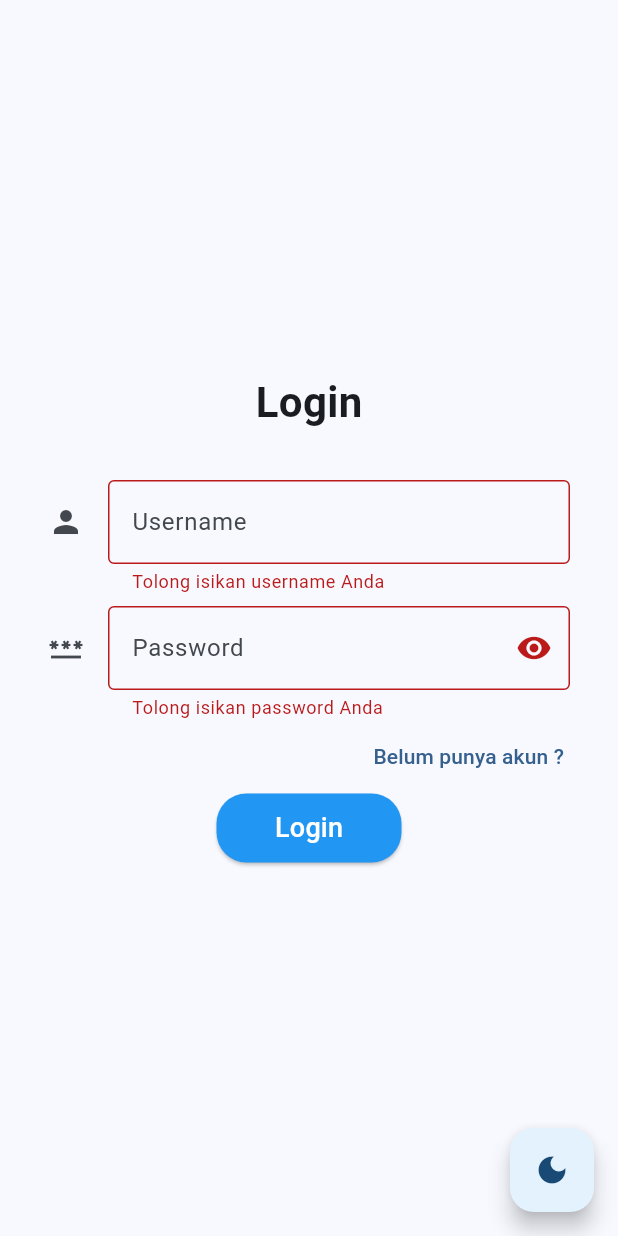
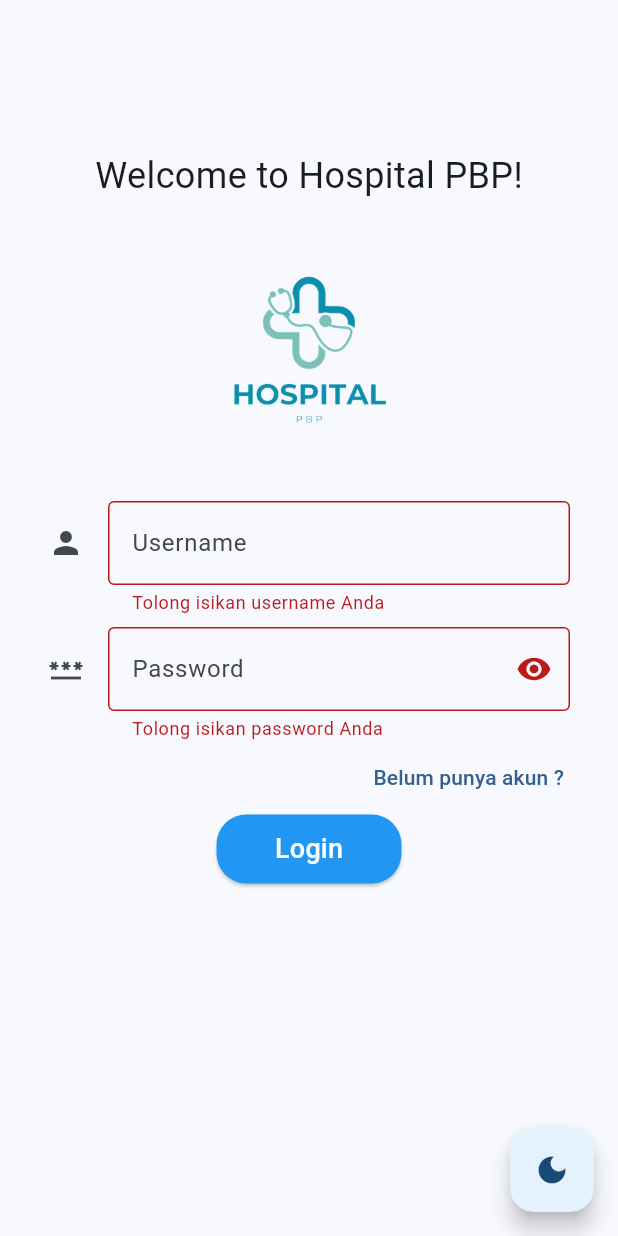
Before and after one commit to byonicku/hospitech, a Flutter app: the screen it shows after launch, after a tap on "Login", on a phone screen of 412 x 824 dp. Run offline on Flutter 3.47's test engine with Material 2 defaults, Android fonts, the light colour scheme and no system bars; our stand-ins replace flutter_form_builder, form_builder_validators; network calls fail.

Commit message:
final change ugd 1&2

```diff
--- a/lib/View/login.dart
+++ b/lib/View/login.dart
@@ -6,7 +6,7 @@ import 'package:tugas_besar_hospital_pbp/View/home.dart';
 
 class LoginView extends StatefulWidget {
   final Map? data;
-  LoginView({super.key, this.data});
+  const LoginView({super.key, this.data});
 
   @override
   State<LoginView> createState() => _LoginViewState();
@@ -34,15 +34,25 @@ class _LoginViewState extends State<LoginView> {
       body: SafeArea(
         child: Form(
           key: _formKey,
+          child: SingleChildScrollView(
+            keyboardDismissBehavior: ScrollViewKeyboardDismissBehavior.onDrag,
+            padding: const EdgeInsets.symmetric(vertical: 100),
             child: Column(
               mainAxisAlignment: MainAxisAlignment.center,
               children: [
                 const Text(
-                "Login",
-                style: TextStyle(fontSize: 28, fontWeight: FontWeight.bold),
+                  "Welcome to Hospital PBP!",
+                  style: TextStyle(
+                    fontSize: 24,
+                    fontWeight: FontWeight.w400,
                   ),
-              const SizedBox(
-                height: 32,
+                ),
+                const Image(
+                  image: AssetImage(
+                    'assets/images/logo.png',
+                  ),
+                  width: 200,
+                  height: 200,
                 ),
                 //username
                 inputLogin((username) {
@@ -112,34 +122,26 @@ class _LoginViewState extends State<LoginView> {
                         if (_formKey.currentState!.validate()) {
                           //* jika sudah valid, cek username dan password yang diinputkan pada form telah sesuai dengan data yang dibawah
                           //* dari halaman register atau belum
-                        if (dataForm!['username'] == usernameController.text &&
+                          if (dataForm == null) {
+                            ScaffoldMessenger.of(context).showSnackBar(
+                              const SnackBar(
+                                duration: Duration(seconds: 2),
+                                content:
+                                    Text('Anda belum terdaftar sebagai user!'),
+                              ),
+                            );
+                          } else if (dataForm['username'] ==
+                                  usernameController.text &&
                               dataForm['password'] == passwordController.text) {
                             Navigator.push(
                                 context,
                                 MaterialPageRoute(
                                     builder: (_) => const HomeView()));
                           } else {
-                          //* Jika belum tampilkan Alert dialog
-                          showDialog(
-                            context: context,
-                            builder: (_) => AlertDialog(
-                              title: const Text('Password Salah'),
-                              //* isi Alert Dialog
-                              content: TextButton(
-                                  //* pushRegister(context) fungsi pada baris 118-124 untuk meminimalkan nested code
-                                  onPressed: () => pushRegister(context),
-                                  child: const Text('Daftar Disini !!')),
-                              actions: <Widget>[
-                                TextButton(
-                                  onPressed: () =>
-                                      Navigator.pop(context, 'Cancel'),
-                                  child: const Text('Cancel'),
-                                ),
-                                TextButton(
-                                  onPressed: () => Navigator.pop(context, 'OK'),
-                                  child: const Text('OK'),
-                                ),
-                              ],
+                            ScaffoldMessenger.of(context).showSnackBar(
+                              const SnackBar(
+                                content: Text(
+                                    'Username atau password yang Anda masukkan salah'),
                               ),
                             );
                           }
@@ -157,6 +159,7 @@ class _LoginViewState extends State<LoginView> {
                   ],
                 ),
               ],
+            ),
           ),
         ),
       ),
--- a/lib/component/builder/top_left_icon.dart
+++ b/lib/component/builder/top_left_icon.dart
@@ -1,8 +1,7 @@
 import 'package:flutter/material.dart';
 
 var topLeftIcon = (topLeftIconRadius, imagePath) {
-  return Container(
-    child: Align(
+  return Align(
     alignment: Alignment.topLeft,
     child: Padding(
       padding: const EdgeInsets.all(7.0),
@@ -12,6 +11,5 @@ var topLeftIcon = (topLeftIconRadius, imagePath) {
         backgroundColor: Colors.white,
       ),
     ),
-    ),
   );
 };
```
Also changed, not shown: lib/View/profile_group.dart (+6 -3 lines), lib/View/register.dart (+11 -2 lines), assets/images/logo.png (added). Lines whose indentation alone changed are shown as unchanged.
